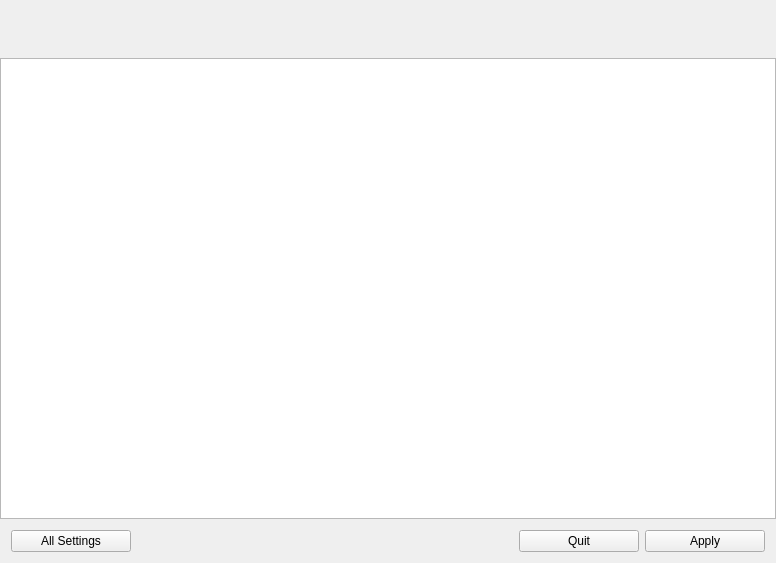
This is src/manjaro-settings-manager/mainwindow.ui in manjaro/manjaro-settings-manager as Qt 5 draws it before an edit. The edited form follows.
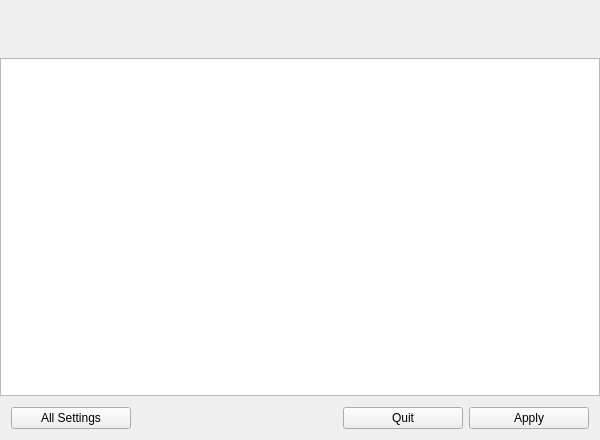
This is the edited form. Icons and pictures are not drawn. Custom widgets are drawn as their Qt base class.

The edit to the form file:
```diff
--- a/src/manjaro-settings-manager/mainwindow.ui
+++ b/src/manjaro-settings-manager/mainwindow.ui
@@ -6,8 +6,8 @@
    <rect>
     <x>0</x>
     <y>0</y>
-    <width>776</width>
-    <height>563</height>
+    <width>600</width>
+    <height>440</height>
    </rect>
   </property>
   <property name="windowTitle">
```
